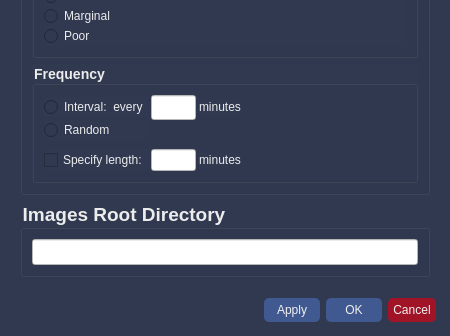
Old version of the form src/gcs/resources/SettingsWidget.ui in the repository CSUN-SERL/lcar-bot; both pictures show x 0 to 450 and y 234 to 570 of the 450 by 570 pixel window.
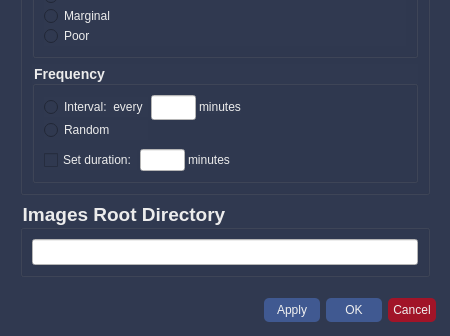
New version of the form.

```diff
--- a/src/gcs/resources/SettingsWidget.ui
+++ b/src/gcs/resources/SettingsWidget.ui
@@ -337,7 +337,7 @@
                   </size>
                  </property>
                  <property name="text">
-                  <string>Specify length:</string>
+                  <string>Set duration:</string>
                  </property>
                 </widget>
                </item>
```
